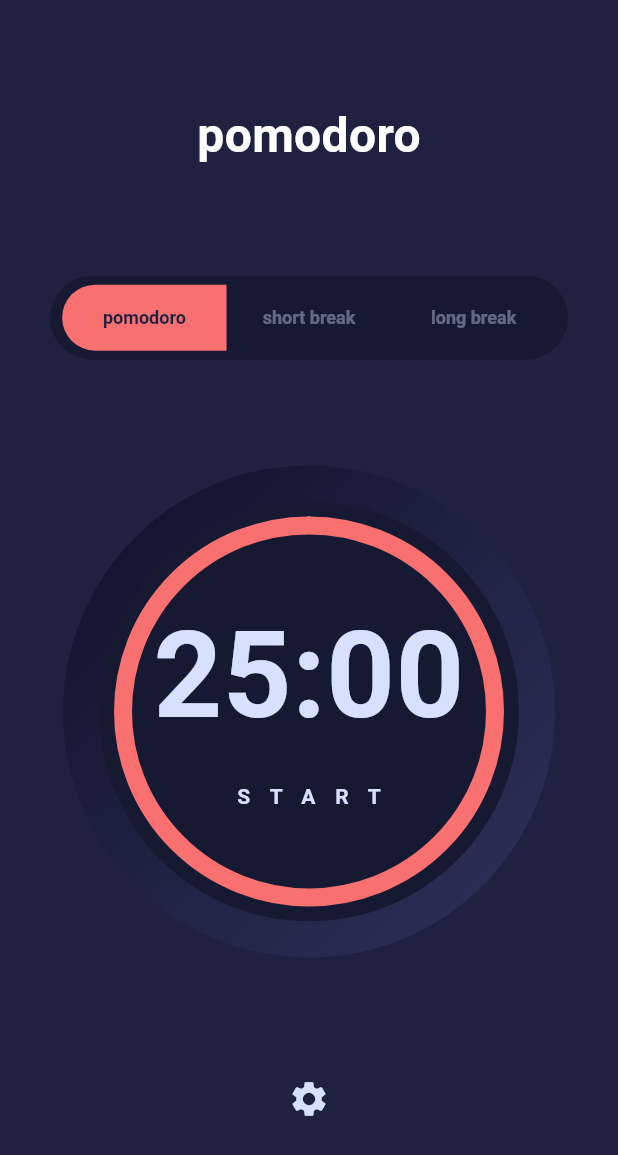
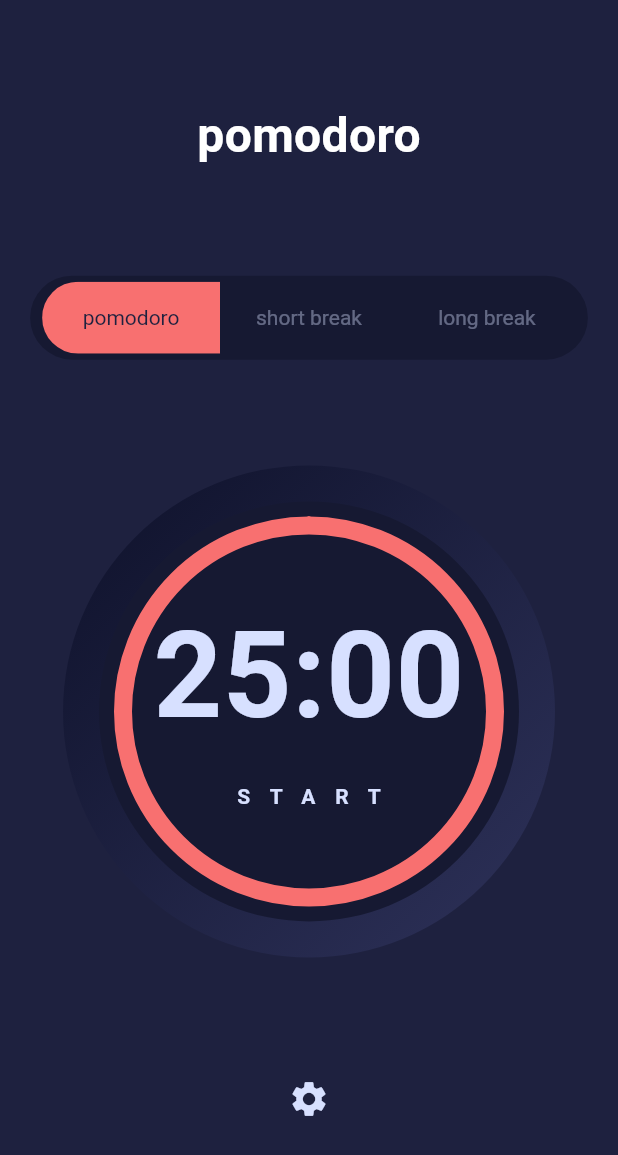
Before and after one commit to asvirts/pomodoro, a Flutter app: the screen it shows after launch, on a phone screen of 412 x 824 dp. Shown: the top 1155 px of the screen. Run offline on Flutter 3.47's test engine with Material 3 defaults, Android fonts, the phone set to English and light mode, and no system bars; drawn by our look-alikes of timer_count_down; our stand-ins replace custom_radio_grouped_button, flutter_riverpod, google_fonts, group_button, riverpod_annotation; generated files the repository leaves out were written again.

Commit message:
more refactoring, simpler

```diff
--- a/lib/main.dart
+++ b/lib/main.dart
@@ -16,16 +16,16 @@ class MyApp extends ConsumerWidget {
 
   @override
   Widget build(BuildContext context, WidgetRef ref) {
-    final selectedFont = ref.watch(fontNotifierProvider);
-    final selectedColor = ref.watch(colorsNotifierProvider);
+    final currentSettings = ref.watch(settingsNotifierProvider);
 
     return MaterialApp(
         theme: ThemeData(
           primaryColor:
-              ref.watch(colorsNotifierProvider.notifier).getCurrentColor(),
+              ref.watch(settingsNotifierProvider.notifier).getCurrentColor(),
           canvasColor: const Color.fromRGBO(215, 224, 255, 1),
-          textTheme:
-              ref.watch(fontNotifierProvider.notifier).getCurrentFontTheme(),
+          textTheme: ref
+              .watch(settingsNotifierProvider.notifier)
+              .getCurrentFontTheme(),
         ),
         home: const Home());
   }
--- a/lib/screens/home.dart
+++ b/lib/screens/home.dart
@@ -15,7 +15,7 @@ class Home extends ConsumerWidget {
     final currentColor = ref.watch(colorsNotifierProvider);
 
     TextStyle textStyle =
-        ref.watch(fontNotifierProvider.notifier).getCurrentFont();
+        ref.watch(settingsNotifierProvider.notifier).getCurrentFont();
 
     return Scaffold(
       backgroundColor: const Color.fromRGBO(30, 33, 63, 1),
--- a/lib/widgets/progress_indicator.dart
+++ b/lib/widgets/progress_indicator.dart
@@ -71,7 +71,7 @@ class _ProgressIndicatorWidgetState
                   height: 248,
                   child: CircularProgressIndicator(
                     color: ref
-                        .watch(colorsNotifierProvider.notifier)
+                        .watch(settingsNotifierProvider.notifier)
                         .getCurrentColor(),
                     strokeWidth: 12,
                     strokeCap: StrokeCap.round,
--- a/lib/widgets/segmented_button.dart
+++ b/lib/widgets/segmented_button.dart
@@ -16,11 +16,12 @@ class SegmentedButtonWidget extends ConsumerStatefulWidget {
 class _SegmentedButtonWidgetState extends ConsumerState<SegmentedButtonWidget> {
   @override
   Widget build(BuildContext context) {
+    final currentSettings = ref.watch(settingsNotifierProvider);
+    final settingsToUpdate = ref.watch(settingsUpdateNotifierProvider);
     final currentMode = ref.watch(modeNotifierProvider);
-    final currentFont = ref.watch(fontNotifierProvider);
-    final currentColor = ref.watch(colorsNotifierProvider);
 
-    TextStyle font = ref.watch(fontNotifierProvider.notifier).getCurrentFont();
+    TextStyle font =
+        ref.watch(settingsNotifierProvider.notifier).getCurrentFont();
 
     return Container(
       decoration: BoxDecoration(
@@ -35,12 +36,9 @@ class _SegmentedButtonWidgetState extends ConsumerState<SegmentedButtonWidget> {
           foregroundColor: const Color.fromRGBO(215, 224, 255, .4),
           selectedForegroundColor: const Color.fromRGBO(30, 33, 63, 1),
           selectedBackgroundColor:
-              ref.watch(colorsNotifierProvider.notifier).getCurrentColor(),
+              ref.watch(settingsNotifierProvider.notifier).getCurrentColor(),
           side: const BorderSide(width: 0, style: BorderStyle.none),
-          textStyle: GoogleFonts.kumbhSans(
-            fontWeight: FontWeight.bold,
-            fontSize: 12,
-          ),
+          textStyle: font,
         ),
         segments: <ButtonSegment<Modes>>[
           ButtonSegment<Modes>(
--- a/lib/widgets/settings.dart
+++ b/lib/widgets/settings.dart
@@ -17,17 +17,20 @@ class SettingsDialog extends ConsumerWidget {
     final currentLongBreakTime =
         ref.watch(settings.longBreakTimerNotifierProvider);
     final settingsProvider = ref.watch(settings.settingsNotifierProvider);
+    final settingsToUpdate = ref.watch(settingsUpdateNotifierProvider);
 
-    Settings settingsToUpdate = settingsProvider.first;
-
-    DropdownMenu pomodoroDropdown =
-        DropdownMenu(menuStyle: MenuStyle(), dropdownMenuEntries: [
-      DropdownMenuEntry(value: 1, label: "1"),
-      DropdownMenuEntry(value: 1, label: "2"),
-      DropdownMenuEntry(value: 1, label: "3"),
-      DropdownMenuEntry(value: 1, label: "4"),
-      DropdownMenuEntry(value: 1, label: "5"),
-    ]);
+    DropdownMenu pomodoroDropdown = DropdownMenu(
+        onSelected: (value) => ref
+            .watch(pomodoroTimerNotifierProvider.notifier)
+            .updateTimerDuration(value),
+        menuStyle: MenuStyle(),
+        dropdownMenuEntries: [
+          DropdownMenuEntry(value: 15, label: "15"),
+          DropdownMenuEntry(value: 20, label: "20"),
+          DropdownMenuEntry(value: 25, label: "25"),
+          DropdownMenuEntry(value: 30, label: "30"),
+          DropdownMenuEntry(value: 35, label: "35"),
+        ]);
 
     return Column(
       mainAxisAlignment: MainAxisAlignment.center,
@@ -154,7 +157,7 @@ class SettingsDialog extends ConsumerWidget {
                                 style: ButtonStyle(
                                   backgroundColor: WidgetStateProperty.all(ref
                                       .watch(settings
-                                          .colorsNotifierProvider.notifier)
+                                          .settingsNotifierProvider.notifier)
                                       .getCurrentColor()),
                                 ),
                                 child: Text("APPLY"),
```
Also changed, not shown: lib/providers/settings_provider.dart (+76 -42 lines), lib/widgets/radio_buttons.dart (+8 -10 lines), lib/providers/settings_provider.g.dart.
